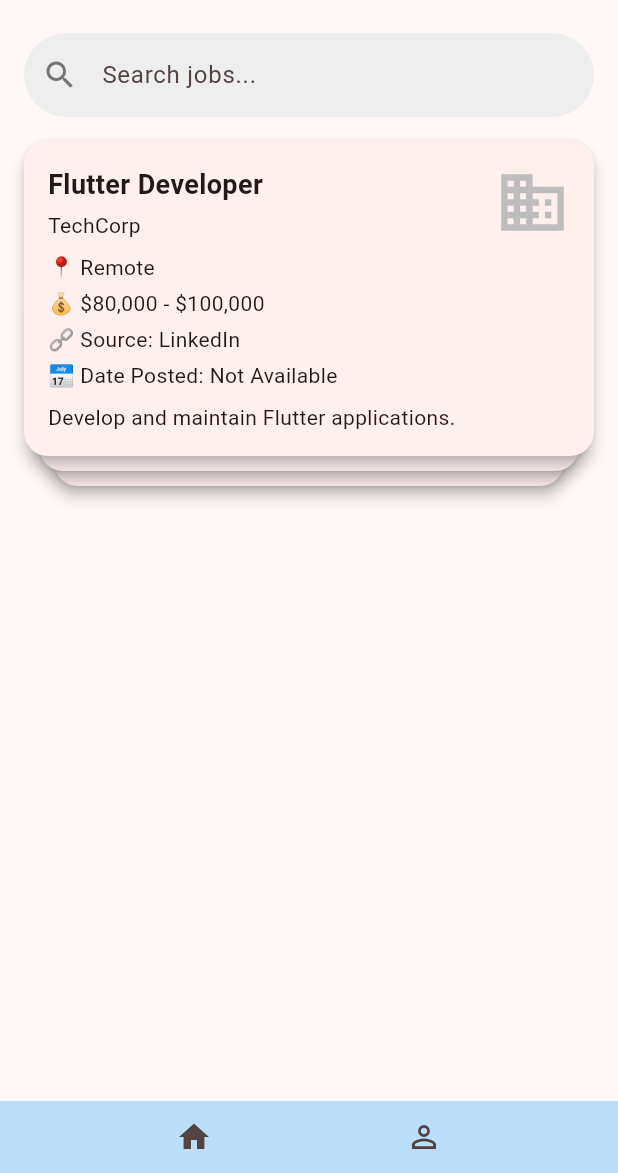
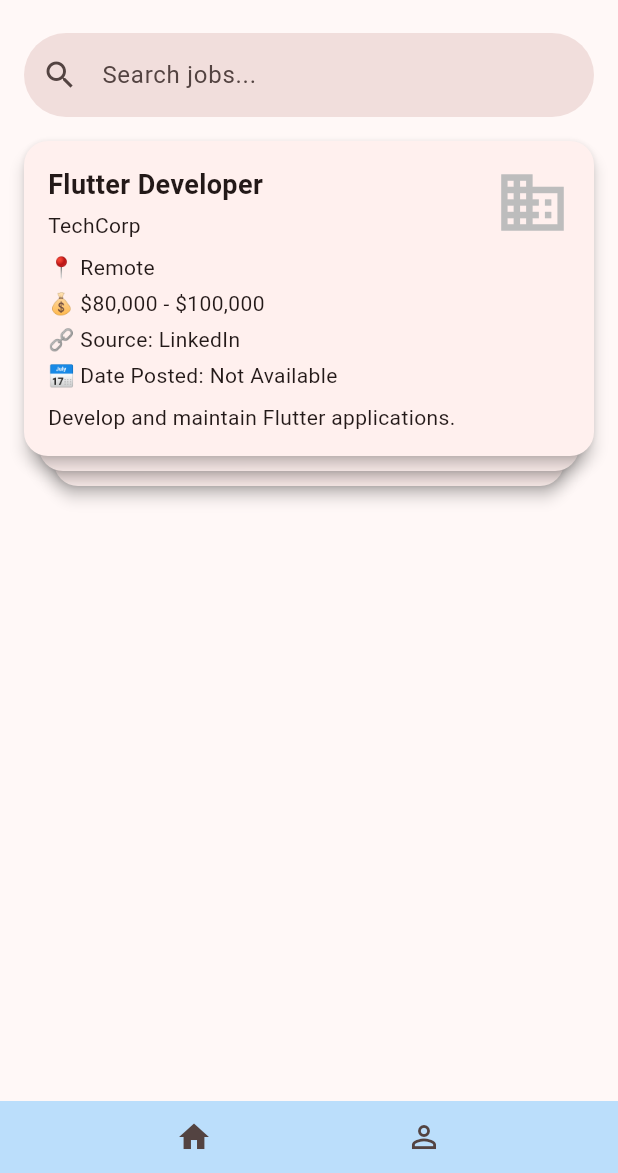
Before and after one commit to agamairi/job-swipe, a Flutter app: the screen it shows after launch, on a phone screen of 412 x 824 dp, the part 63-1236 px from its top. Run offline on Flutter 3.47's test engine with Material 3 defaults, Android fonts, the phone set to English and light mode, and no system bars; our stand-ins replace file_picker, sqflite; missing offline and left inert: doc_text, flutter_pdf_text, google_mlkit_entity_extraction, syncfusion_flutter_pdf; accounts and stored records are empty; network calls fail.

Commit message:
removed hardcoded values in search bar

```diff
--- a/lib/widgets/search_bar.dart
+++ b/lib/widgets/search_bar.dart
@@ -31,12 +31,11 @@ class CustomSearchBar extends StatelessWidget {
             decoration: InputDecoration(
               hintText: 'Search jobs...',
               filled: true,
-              fillColor: Colors.grey[200],
-              prefixIcon: Icon(Icons.search, color: Colors.grey[600]),
+              prefixIcon: Icon(Icons.search),
               suffixIcon:
                   searchProvider.searchQuery.isNotEmpty
                       ? IconButton(
-                        icon: Icon(Icons.close, color: Colors.grey[600]),
+                        icon: Icon(Icons.close),
                         onPressed: () {
                           searchProvider.clearSearch();
                         },
```
